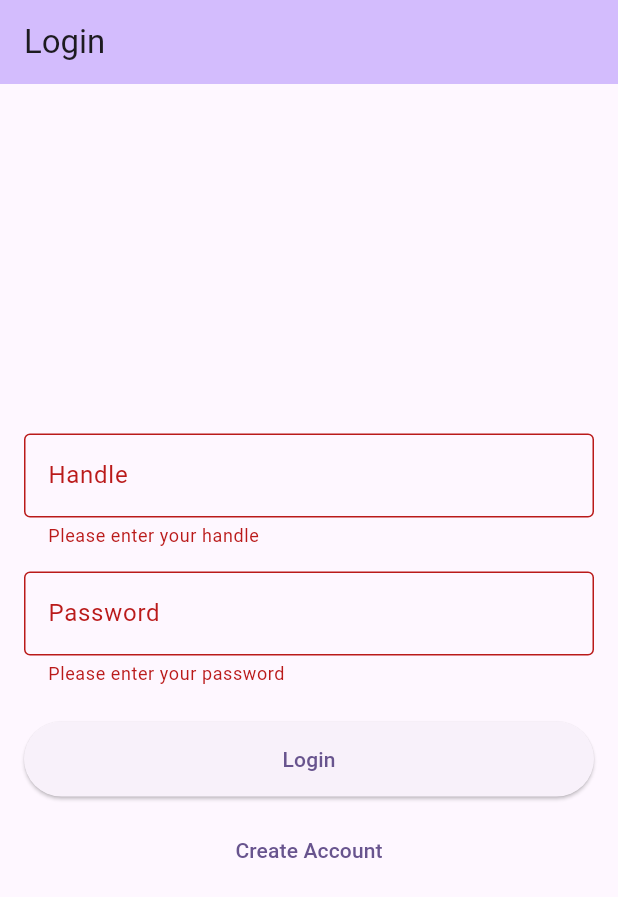
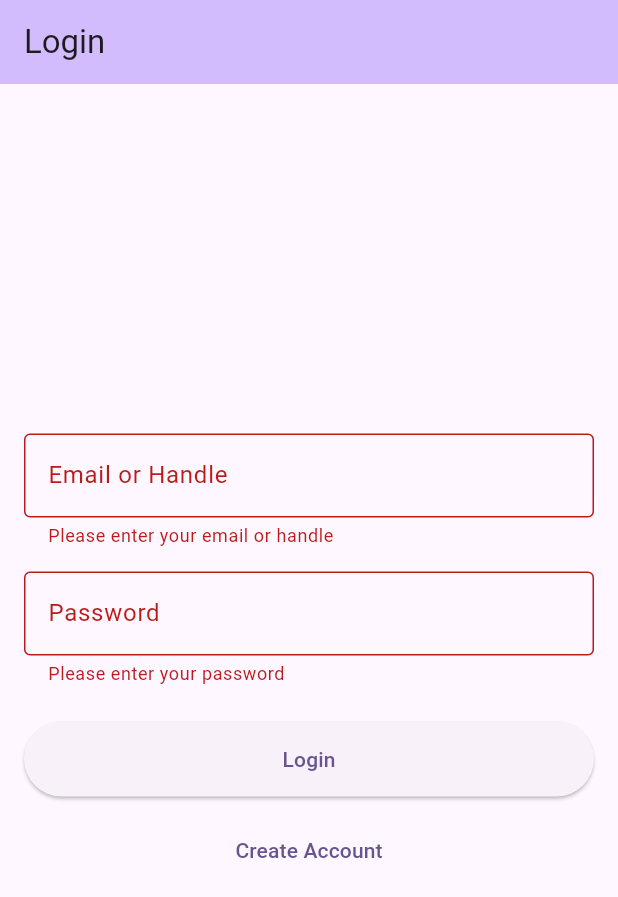
Before and after one commit to blakebrody/blurt, a Flutter app: the LoginScreen screen opened directly, after a tap on "Login", on a phone screen of 412 x 824 dp. Shown: the top 897 px of the screen. Run offline on Flutter 3.47's test engine with Material 3 defaults, Android fonts, the phone set to English and light mode, and no system bars; our stand-ins replace cloud_firestore, firebase_auth, firebase_core, image_picker, shared_preferences; accounts and stored records are empty.

Commit message:
Firebase Authentication
Firebase Authentication implemented for passwords

```diff
--- a/lib/screens/login_screen.dart
+++ b/lib/screens/login_screen.dart
@@ -1,7 +1,6 @@
 import 'package:flutter/material.dart';
-import 'package:cloud_firestore/cloud_firestore.dart';
-import 'package:shared_preferences/shared_preferences.dart';
-import '../services/storage_service.dart';
+import 'package:firebase_auth/firebase_auth.dart';
+import '../services/auth_service.dart';
 import 'create_account_screen.dart';
 import 'blurt_feed_screen.dart';
 
@@ -14,13 +13,14 @@ class LoginScreen extends StatefulWidget {
 
 class _LoginScreenState extends State<LoginScreen> {
   final _formKey = GlobalKey<FormState>();
-  final _handleController = TextEditingController();
+  final _handleOrEmailController = TextEditingController();
   final _passwordController = TextEditingController();
   bool _isLoading = false;
+  String? _errorMessage;
 
   @override
   void dispose() {
-    _handleController.dispose();
+    _handleOrEmailController.dispose();
     _passwordController.dispose();
     super.dispose();
   }
@@ -29,68 +29,74 @@ class _LoginScreenState extends State<LoginScreen> {
     if (_formKey.currentState!.validate()) {
       setState(() {
         _isLoading = true;
+        _errorMessage = null;
       });
 
       try {
-        // Query Firestore for a user with matching handle and password
-        final QuerySnapshot result = await FirebaseFirestore.instance
-            .collection('users')
-            .where('handle', isEqualTo: _handleController.text)
-            .where('password', isEqualTo: _passwordController.text)
-            .get();
+        final input = _handleOrEmailController.text.trim();
+        final password = _passwordController.text;
 
-        if (result.docs.isEmpty) {
-          if (mounted) {
-            ScaffoldMessenger.of(context).showSnackBar(
-              const SnackBar(content: Text('Invalid handle or password')),
-            );
+        // Determine if input is email or handle
+        String email;
+        if (input.contains('@')) {
+          // Input is an email
+          email = input;
+        } else {
+          // Input is a handle, get the email
+          final userEmail = await AuthService.getEmailFromHandle(input);
+          if (userEmail == null) {
+            setState(() {
+              _isLoading = false;
+              _errorMessage = 'User not found with this handle';
+            });
+            return;
           }
-          return;
+          email = userEmail;
         }
 
-        // Store user data in local storage
-        final userData = result.docs.first.data() as Map<String, dynamic>;
-        userData['id'] = result.docs.first.id; // Add document ID to the user data
+        // Sign in with email and password using Firebase Auth
+        await AuthService.signInWithEmailAndPassword(
+          email: email,
+          password: password,
+        );
 
-        // Convert any Timestamp objects to strings to make it JSON serializable
-        final userDataCopy = Map<String, dynamic>.from(userData);
-        if (userDataCopy.containsKey('createdAt') && userDataCopy['createdAt'] != null) {
-          if (userDataCopy['createdAt'] is Timestamp) {
-            userDataCopy['createdAt'] = (userDataCopy['createdAt'] as Timestamp).toDate().toIso8601String();
-          }
-        }
-
-        // Ensure profile image is included if it exists
-        // This is important since we're now storing profile images
-        if (!userDataCopy.containsKey('profileImage') || userDataCopy['profileImage'] == null) {
-          userDataCopy['profileImage'] = '';
-        }
-
-        await StorageService.saveUserData(userDataCopy);
-
-        // Login successful, navigate to BlurtFeedScreen
-        if (mounted) {
-          ScaffoldMessenger.of(context).showSnackBar(
-            const SnackBar(content: Text('Login successful!')),
-          );
-          Navigator.pushAndRemoveUntil(
-            context,
-            MaterialPageRoute(builder: (context) => const BlurtFeedScreen()),
-            (route) => false,
-          );
-        }
-      } catch (e) {
-        if (mounted) {
-          ScaffoldMessenger.of(context).showSnackBar(
-            SnackBar(content: Text('Error during login: $e')),
-          );
-        }
-      } finally {
+        // Reset loading state and show success message
         if (mounted) {
           setState(() {
             _isLoading = false;
           });
+          ScaffoldMessenger.of(context).showSnackBar(
+            const SnackBar(content: Text('Login successful!')),
+          );
+
+          // Manually navigate to the feed screen (workaround for auth state not triggering navigation)
+          Navigator.pushReplacement(
+            context,
+            MaterialPageRoute(builder: (context) => const BlurtFeedScreen()),
+          );
         }
+      } on FirebaseAuthException catch (e) {
+        setState(() {
+          _isLoading = false;
+          switch (e.code) {
+            case 'user-not-found':
+              _errorMessage = 'No user found with this email';
+              break;
+            case 'wrong-password':
+              _errorMessage = 'Incorrect password';
+              break;
+            case 'invalid-credential':
+              _errorMessage = 'Invalid login credentials';
+              break;
+            default:
+              _errorMessage = 'Error: ${e.message}';
+          }
+        });
+      } catch (e) {
+        setState(() {
+          _isLoading = false;
+          _errorMessage = 'Error: $e';
+        });
       }
     }
   }
@@ -117,14 +123,14 @@ class _LoginScreenState extends State<LoginScreen> {
             mainAxisAlignment: MainAxisAlignment.center,
             children: [
               TextFormField(
-                controller: _handleController,
+                controller: _handleOrEmailController,
                 decoration: const InputDecoration(
-                  labelText: 'Handle',
+                  labelText: 'Email or Handle',
                   border: OutlineInputBorder(),
                 ),
                 validator: (value) {
                   if (value == null || value.isEmpty) {
-                    return 'Please enter your handle';
+                    return 'Please enter your email or handle';
                   }
                   return null;
                 },
@@ -144,6 +150,14 @@ class _LoginScreenState extends State<LoginScreen> {
                   return null;
                 },
               ),
+              if (_errorMessage != null)
+                Padding(
+                  padding: const EdgeInsets.only(top: 16),
+                  child: Text(
+                    _errorMessage!,
+                    style: const TextStyle(color: Colors.red),
+                  ),
+                ),
               const SizedBox(height: 24),
               ElevatedButton(
                 onPressed: _isLoading ? null : _handleLogin,
```
Also changed, not shown: lib/main.dart (+84 -23 lines), lib/screens/change_password_screen.dart (+33 -48 lines), lib/screens/create_account_screen.dart (+63 -49 lines), lib/screens/edit_profile_screen.dart (+18 -1 lines), lib/screens/profile_screen.dart (+18 -0 lines), lib/services/auth_service.dart (added, +185 -0 lines), lib/utils/logger.dart (+18 -5 lines).
